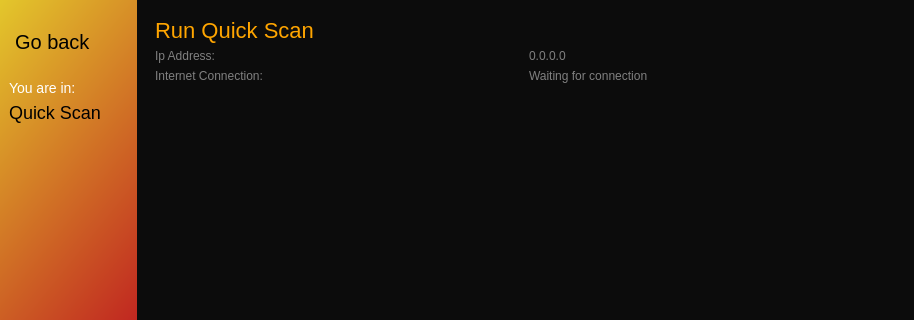
This is router/scan_ui/Quick.ui in hunterjreid/HomeScan as Qt 5 draws it before an edit; both pictures show x 0 to 914 and y 0 to 320 of the 914 by 506 pixel window. The edited form follows.
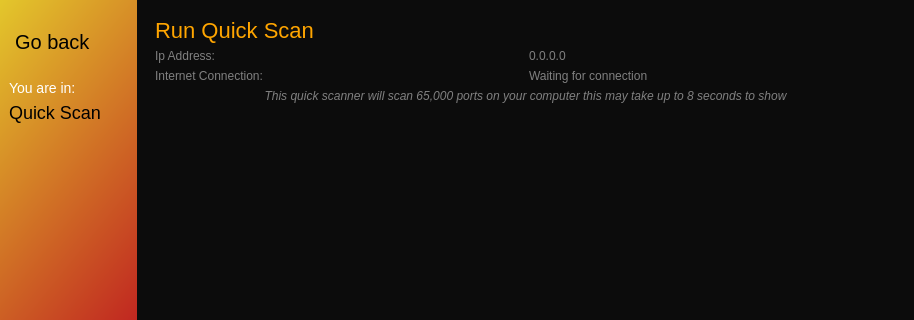
This is the edited form. Icons and pictures are not drawn.

The edit to the form file:
```diff
--- a/router/scan_ui/Quick.ui
+++ b/router/scan_ui/Quick.ui
@@ -308,6 +308,19 @@
             </item>
            </layout>
           </item>
+          <item>
+           <widget class="QLabel" name="label_8">
+            <property name="styleSheet">
+             <string notr="true">color: grey;</string>
+            </property>
+            <property name="text">
+             <string>&lt;i&gt;This quick scanner will scan 65,000 ports on your computer this may take up to 8 seconds to show&lt;i/&gt;</string>
+            </property>
+            <property name="alignment">
+             <set>Qt::AlignCenter</set>
+            </property>
+           </widget>
+          </item>
           <item>
            <widget class="QTextEdit" name="textEdit">
             <property name="styleSheet">
```
